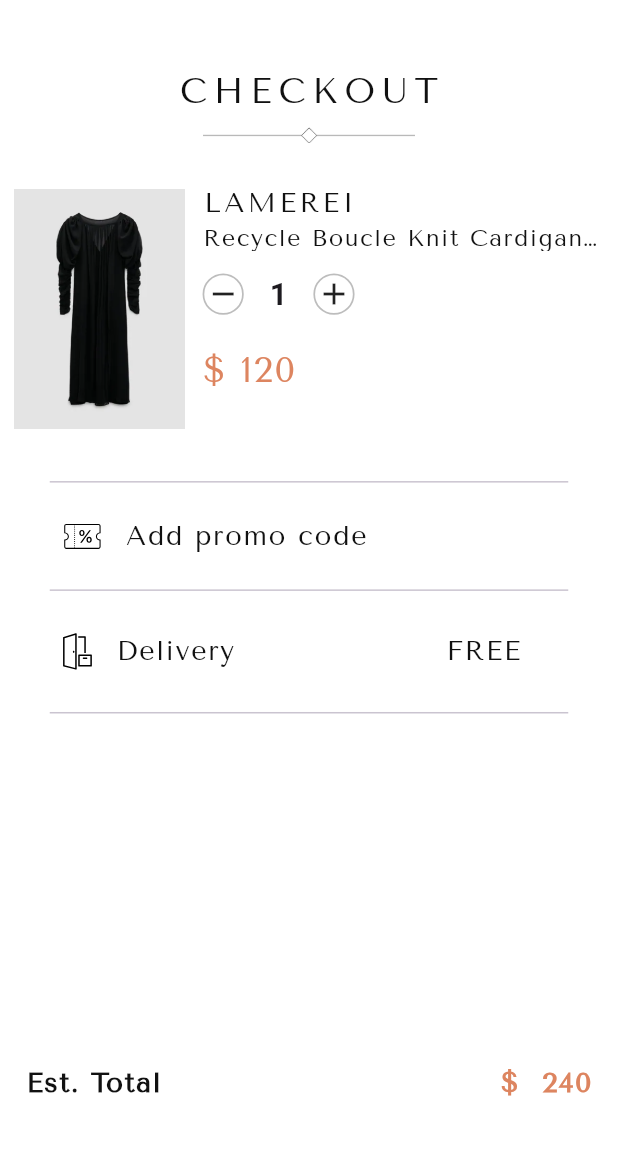
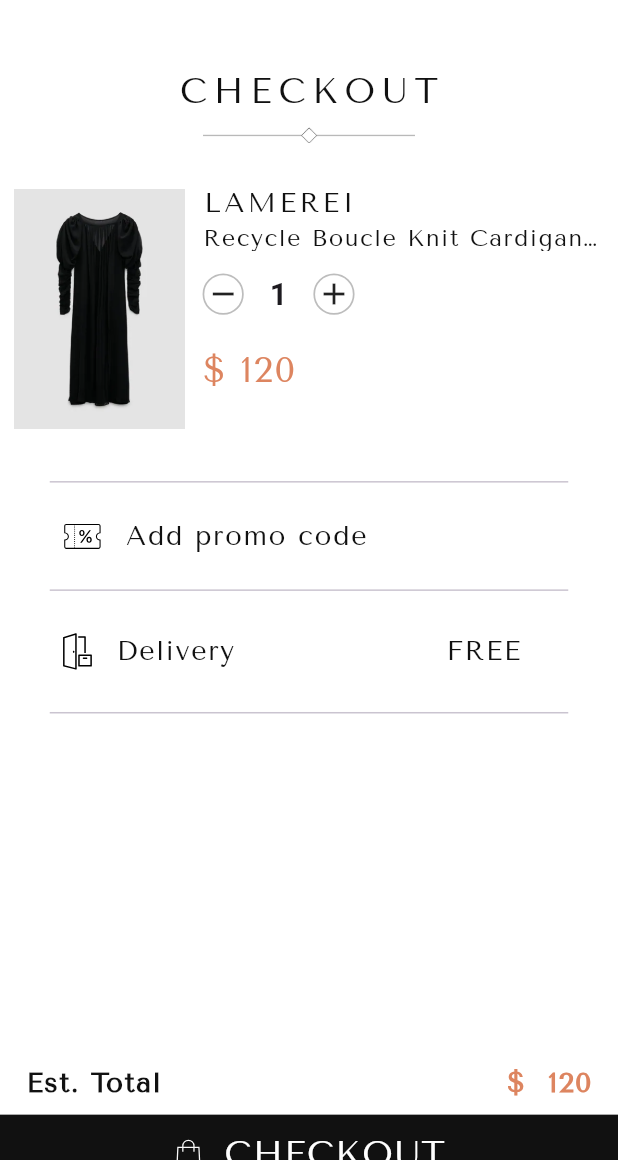
Before and after one commit to MohamedKhaled1151/Open_Fashion, a Flutter app: the screen it shows after launch, after a tap on "Octo", on a phone screen of 412 x 824 dp, the part 76-1236 px from its top. Run offline on Flutter 3.47's test engine with Material 3 defaults, Android fonts, the phone set to English and light mode, and no system bars; our stand-ins replace flutter_screenutil, flutter_svg, gap, ionicons.

Commit message:
create add screan

```diff
--- a/lib/core/components/colors/colors.dart
+++ b/lib/core/components/colors/colors.dart
@@ -5,5 +5,7 @@ import 'dart:ui';
 class AppColors {
  static const Color primary= Color((0xff111111));
  static const Color priceColor= Color((0xffDD8560));
+ static const Color bottomColor= Color((0xffDD8560));
+
 
 }
--- a/lib/features/screans/checkout/checkout_screan.dart
+++ b/lib/features/screans/checkout/checkout_screan.dart
@@ -1,15 +1,18 @@
 import 'package:flutter/material.dart';
 import 'package:flutter_screenutil/flutter_screenutil.dart';
+import 'package:gap/gap.dart';
 import 'package:open_fashion/features/screans/checkout/widgets/cart_item_widget.dart';
 import 'package:open_fashion/features/screans/checkout/widgets/checkout_summary_section.dart';
+import 'package:open_fashion/features/screans/place_order/palce_order_screan.dart';
 import 'package:open_fashion/features/widgets/custom_app_bar.dart';
+import 'package:open_fashion/features/widgets/custom_bottom_app.dart';
 import 'package:open_fashion/features/widgets/header.dart';
 
 class CheckoutScrean extends StatefulWidget {
   const CheckoutScrean({super.key, required this.name, required this.image, required this.price, required this.descp});
  final String name ;
  final String image ;
- final String price ;
+ final int price ;
  final String descp;
 
   @override
@@ -17,23 +20,53 @@ class CheckoutScrean extends StatefulWidget {
 }
 
 class _CheckoutScreanState extends State<CheckoutScrean> {
+   int selectedQuantity=1;
   @override
   Widget build(BuildContext context) {
 
     return Scaffold(
          appBar: CustomAppBar(isBlackk: false),
          body:
-         Column(
-           children: [
-             Header(title: "checkout",),
-             SizedBox(height: 18.h,),
-             CartItemWidget(name: widget.name, image: widget.image, descp: widget.descp, price: widget.price),
-             SizedBox(height: 15.h,),
-             CheckoutSummarySection()
+         SingleChildScrollView(
+           child: Column(
+             children: [
+               Header(title: "checkout",),
+               SizedBox(height: 18.h,),
+               CartItemWidget(name: widget.name, image: widget.image, descp: widget.descp, price: widget.price,
+                onChanged:(v){
+                    setState(() {
+                      selectedQuantity=v;
+                    });
+                    }
+               ),
+               SizedBox(height: 15.h,),
+               CheckoutSummarySection(
+                 price:widget.price*selectedQuantity ,
+               ),
+               SizedBox(height: 10.h,),
+               CustomBottomApp(
+                 title: "checkout",
+                 isSvgg: true,
+                 onTap: (){
+                   Navigator.push(context, MaterialPageRoute(builder: (context)=>PalceOrderScrean(
+                     name: widget.name,
+                     image: widget.image,
+                     price: widget.price,
+                     descp: widget.descp,
+                     quantity: selectedQuantity,
+                     total: widget.price*selectedQuantity,
 
 
 
-           ],
+                   )));
+                 },
+               ),
+
+              Gap(20),
+
+             ],
+
+           ),
          ),
 
     );
--- a/lib/features/screans/checkout/widgets/cart_item_widget.dart
+++ b/lib/features/screans/checkout/widgets/cart_item_widget.dart
@@ -6,8 +6,10 @@ import 'package:open_fashion/core/components/custom_text.dart';
 import 'package:open_fashion/features/screans/checkout/widgets/quantity_selector.dart';
 
 class CartItemWidget extends StatefulWidget {
-  const  CartItemWidget({super.key, required this.name, required this.image, required this.descp, required this.price});
-  final String name ,image ,descp, price;
+  const  CartItemWidget({super.key, required this.name, required this.image, required this.descp, required this.price, required this.onChanged, });
+  final String name ,image ,descp;
+  final int price;
+  final Function (int) onChanged;
 
   @override
   State<CartItemWidget> createState() => _CartItemWidgetState();
@@ -32,7 +34,9 @@ class _CartItemWidgetState extends State<CartItemWidget> {
                SizedBox(height: 6.h,),
                CustomText(text: "Recycle Boucle Knit Cardigan Pink",size: 12.sp,color: AppColors.primary,),
                 SizedBox(height:12.h ,),
-               QuantitySelector(),
+               QuantitySelector(
+                 onChanged:widget.onChanged ,
+               ),
                 SizedBox(height: 20.h,),
                 CustomText(text: "\$ ${widget.price}",size: 18.sp,color: AppColors.priceColor,),
 
--- a/lib/features/screans/checkout/widgets/checkout_summary_section.dart
+++ b/lib/features/screans/checkout/widgets/checkout_summary_section.dart
@@ -6,7 +6,8 @@ import 'package:open_fashion/core/components/colors/colors.dart';
 import 'package:open_fashion/core/components/custom_text.dart';
 
 class CheckoutSummarySection extends StatefulWidget {
-  const CheckoutSummarySection({super.key});
+  const CheckoutSummarySection({super.key, required this.price});
+  final int price;
 
   @override
   State<CheckoutSummarySection> createState() => _CheckoutSummarySectionState();
@@ -45,7 +46,7 @@ class _CheckoutSummarySectionState extends State<CheckoutSummarySection> {
                 mainAxisAlignment: MainAxisAlignment.spaceBetween,
                 children: [
                    CustomText(text: "Est. Total",color: AppColors.primary,weight: FontWeight.bold,),
-                  CustomText(text: "\$  240",color: AppColors.priceColor,weight: FontWeight.bold,),
+                  CustomText(text: "\$  ${widget.price}",color: AppColors.priceColor,weight: FontWeight.bold,),
 
                 ],
               )
--- a/lib/features/screans/checkout/widgets/quantity_selector.dart
+++ b/lib/features/screans/checkout/widgets/quantity_selector.dart
@@ -2,7 +2,8 @@ import 'package:flutter/material.dart';
 import 'package:flutter_screenutil/flutter_screenutil.dart';
 
 class QuantitySelector extends StatefulWidget {
-  const QuantitySelector({super.key});
+  const QuantitySelector({super.key, required this.onChanged});
+  final Function(int) onChanged;
 
   @override
   State<QuantitySelector> createState() => _QuantitySelectorState();
@@ -20,6 +21,7 @@ class _QuantitySelectorState extends State<QuantitySelector> {
             setState(() {
               if (quantity >1 ){
                 quantity --;
+                widget.onChanged(quantity);
               }
             });
           },
@@ -43,6 +45,8 @@ class _QuantitySelectorState extends State<QuantitySelector> {
           onTap: (){
             setState(() {
                 quantity ++;
+                widget.onChanged(quantity);
+
             });
           },
           child: Container(
--- a/lib/features/screans/home/home.dart
+++ b/lib/features/screans/home/home.dart
@@ -27,10 +27,12 @@ class _HomeState extends State<Home> {
   @override
   Widget build(BuildContext context) {
     return Scaffold(
+
       backgroundColor: AppColors.primary,
         appBar: CustomAppBar(
           isBlackk: true,
         ),
+
       body: Stack(
           children: [
             // text
--- /dev/null
+++ b/lib/features/widgets/custom_bottom_app.dart
@@ -0,0 +1,40 @@
+import 'package:flutter/material.dart';
+import 'package:flutter_screenutil/flutter_screenutil.dart';
+import 'package:flutter_svg/flutter_svg.dart';
+import 'package:gap/gap.dart';
+import 'package:open_fashion/core/components/colors/colors.dart';
+import 'package:open_fashion/core/components/custom_text.dart';
+
+class CustomBottomApp extends StatelessWidget {
+  const CustomBottomApp({super.key, required this.title, required this.isSvgg,  required this.onTap});
+  final String title;
+  final bool isSvgg;
+  final void Function()? onTap;
+
+  @override
+  Widget build(BuildContext context) {
+    bool isSvg=isSvgg;
+    return InkWell(
+      onTap:onTap ,
+      child: Container(
+        width: double.infinity,
+         padding: EdgeInsets.symmetric(horizontal: 15.w,vertical: 12.h),
+         decoration: BoxDecoration(
+           color: AppColors.primary,
+
+         ),
+        child: Center(
+          child: Row(
+            mainAxisAlignment: MainAxisAlignment.center,
+            children: [
+              isSvg? SvgPicture.asset("assets/icons/shopping bag.svg",width: 18.w,):
+              SizedBox.shrink(),
+              SizedBox(width: 12.w,),
+              CustomText(text:title.toUpperCase(),size: 18.sp,)
+            ],
+          ),
+        ),
+      ),
+    );
+  }
+}
```
Also changed, not shown: lib/features/screans/add_address/add_address_screan.dart (added, +13 -0 lines), lib/features/screans/place_order/palce_order_screan.dart (added, +100 -0 lines), lib/features/screans/place_order/widgets/shopping_address.dart (added, +58 -0 lines), lib/models/product_model.dart (+7 -7 lines), assets/logos/shopping bag.svg (added).
